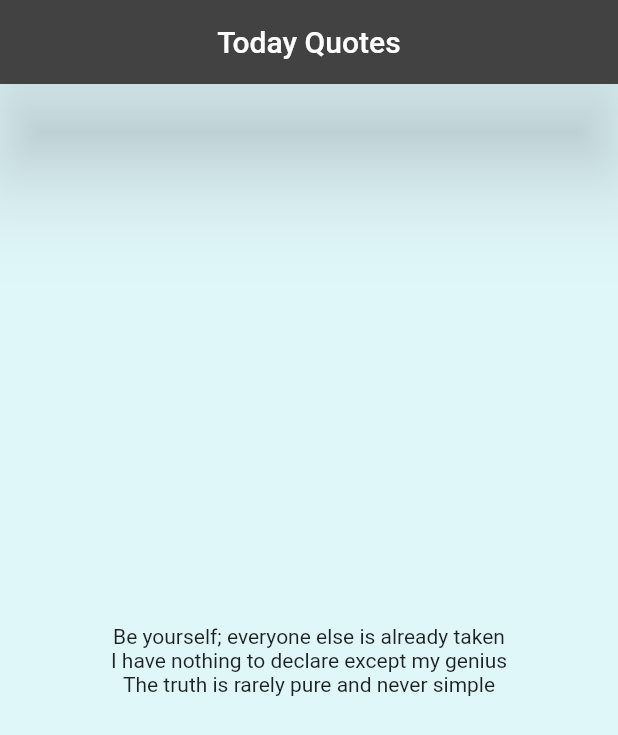
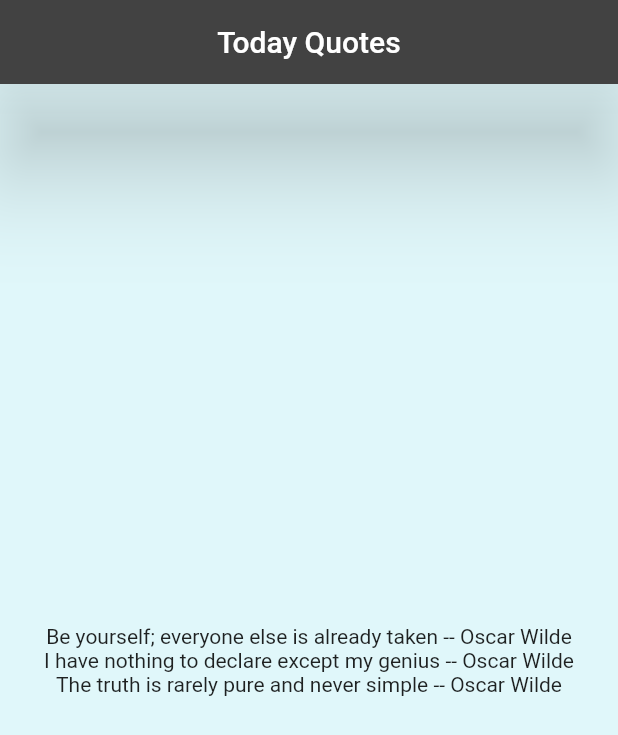
Before and after one commit to saravanamit/Flutter_basics, a Flutter app: the screen it shows after launch, on a phone screen of 412 x 824 dp. Shown: the top 735 px of the screen. Run offline on Flutter 3.47's test engine with Material 2 defaults, Android fonts, the light colour scheme and no system bars; missing offline and left inert: dart:html.

Commit message:
Custom class

```diff
--- /dev/null
+++ b/lib/custom_class.dart
@@ -0,0 +1,10 @@
+import 'package:lesson7/main.dart';
+
+class CustomQuotes {
+    String text;
+    String author;
+
+    CustomQuotes(this.text, this.author);
+
+
+}
--- a/lib/main.dart
+++ b/lib/main.dart
@@ -2,6 +2,7 @@ import 'dart:html';
 
 import 'package:flutter/material.dart';
 import 'package:flutter/painting.dart';
+import 'custom_class.dart';
 
 void main() => runApp(MaterialApp(
   home: Quotes(),
@@ -14,12 +15,18 @@ class Quotes extends StatefulWidget {
 
 class _QuotesState extends State<Quotes> {
 
-  List<String> quotes = [
+  /*List<String> quotes = [
     'Be yourself; everyone else is already taken',
     'I have nothing to declare except my genius',
     'The truth is rarely pure and never simple'
   ];
+*/
 
+  List<CustomQuotes> quotes = [
+    CustomQuotes('Be yourself; everyone else is already taken','Oscar Wilde'),
+    CustomQuotes('I have nothing to declare except my genius','Oscar Wilde'),
+    CustomQuotes('The truth is rarely pure and never simple','Oscar Wilde')
+  ];
 
   @override
   Widget build(BuildContext context) {
@@ -29,7 +36,7 @@ class _QuotesState extends State<Quotes> {
       body: Center(
         child: Column(
           mainAxisAlignment: MainAxisAlignment.center,
-          children: quotes.map((quote) => Text(quote)).toList()
+          children: quotes.map((quote) => Text('${quote.text} -- ${quote.author}'  )).toList()
         ),
       ),
     );
```
